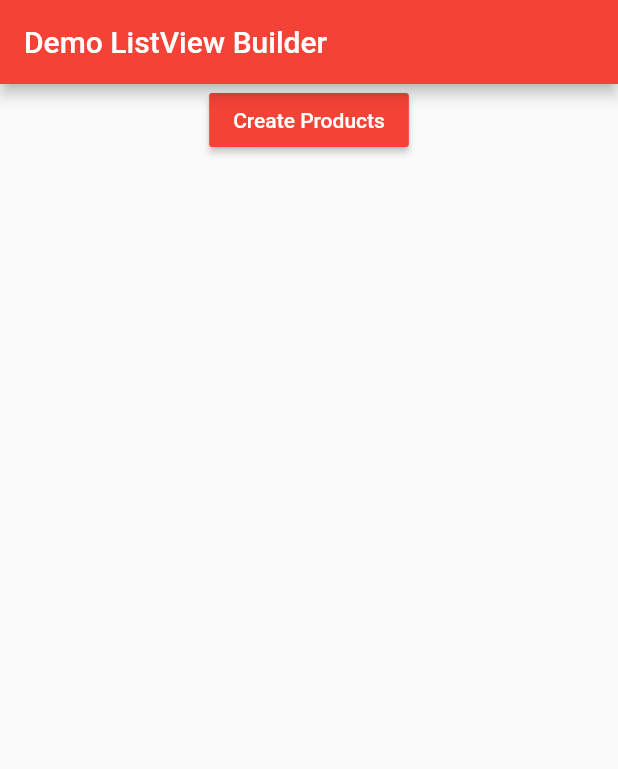
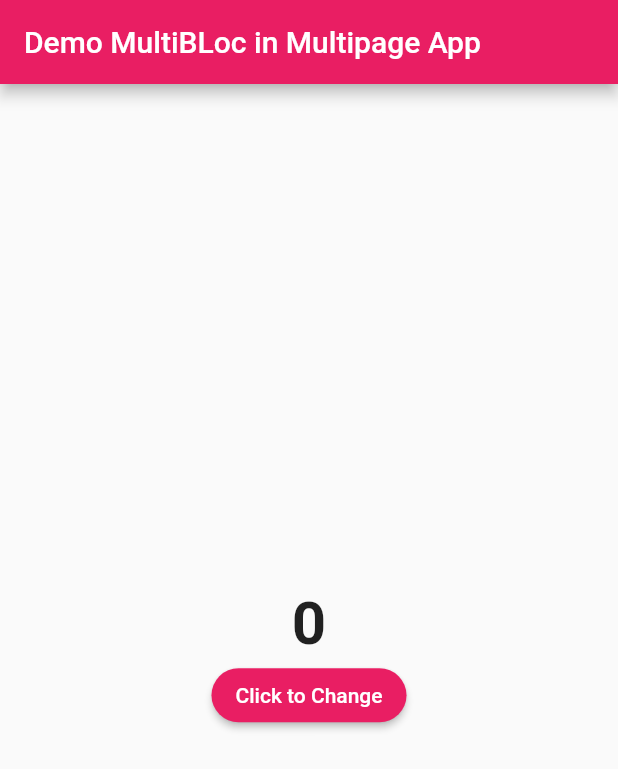
Before and after one commit to budyfriend/Belajar-Flutter, a Flutter app: the screen it shows after launch, on a phone screen of 412 x 824 dp. Shown: the top 769 px of the screen. Run offline on Flutter 3.47's test engine with Material 2 defaults, Android fonts, the phone set to English and light mode, and no system bars; our stand-ins replace audioplayers, bloc, flutter_bloc, hydrated_bloc, qr_flutter, shared_preferences; missing offline and left inert: qrscan.

Commit message:
Multi BLoC Multipage

```diff
--- /dev/null
+++ b/lib/bloc/colors_bloc.dart
@@ -0,0 +1,19 @@
+import 'package:bloc/bloc.dart';
+import 'package:flutter/material.dart';
+
+enum ColorsEvent { toPink, toAmbar, toPurple }
+
+class ColorsBloc extends Bloc<ColorsEvent, Color> {
+  @override
+  // TODO: implement initialState
+  Color get initialState => Colors.pink;
+
+  @override
+  Stream<Color> mapEventToState(ColorsEvent event) async* {
+    yield (event == ColorsEvent.toPink)
+        ? Colors.pink
+        : (event == ColorsEvent.toAmbar)
+            ? Colors.amber
+            : Colors.purple;
+  }
+}
--- /dev/null
+++ b/lib/bloc/counter_bloc.dart
@@ -0,0 +1,11 @@
+import 'package:bloc/bloc.dart';
+
+class CounterBloc extends Bloc<int, int> {
+  @override
+  int get initialState => 0;
+
+  @override
+  Stream<int> mapEventToState(int event) async* {
+    yield event;
+  }
+}
--- a/lib/main.dart
+++ b/lib/main.dart
@@ -8,6 +8,8 @@ import 'dart:ui';
 import 'package:first_project/api/post_result_model.dart';
 import 'package:first_project/api/user_list_model.dart';
 import 'package:first_project/api/user_model.dart';
+import 'package:first_project/bloc/colors_bloc.dart';
+import 'package:first_project/bloc/counter_bloc.dart';
 import 'package:first_project/model/bloc_color.dart';
 import 'package:first_project/model/color_bloc.dart';
 import 'package:first_project/model/color_bloc2.dart';
@@ -18,6 +20,7 @@ import 'package:first_project/screen/login_page.dart';
 import 'package:first_project/screen/money.dart';
 import 'package:first_project/screen/product_card.dart';
 import 'package:first_project/screen/user_profile.dart';
+import 'package:first_project/ui/main_page.dart';
 import 'package:flutter/material.dart';
 
 // QR Code
@@ -35,15 +38,31 @@ import 'package:flutter_bloc/flutter_bloc.dart';
 import 'package:bloc/bloc.dart';
 import 'package:hydrated_bloc/hydrated_bloc.dart';
 
-void main() {
-  runApp(LatihanListViewBulderandBLoC());
-}
-
 // Untuk Hydrated
 // void main() async {
 //   BlocSupervisor.delegate = await HydratedBlocDelegate.build();
 //   runApp(LatihanFlutterBlocDenganLibrary2());
 // }
+
+void main() {
+  runApp(LatihanMultiBLoCMultiPageApp());
+}
+
+class LatihanMultiBLoCMultiPageApp extends StatelessWidget {
+  @override
+  Widget build(BuildContext context) {
+    return MultiBlocProvider(
+      providers: [
+        BlocProvider<ColorsBloc>(builder: (context) => ColorsBloc()),
+        BlocProvider<CounterBloc>(builder: (context) => CounterBloc()),
+      ],
+      child: MaterialApp(
+        debugShowCheckedModeBanner: false,
+        home: MainPages(),
+      ),
+    );
+  }
+}
 
 class LatihanListViewBulderandBLoC extends StatelessWidget {
   @override
--- /dev/null
+++ b/lib/ui/draft_page.dart
@@ -0,0 +1,18 @@
+import 'package:flutter/material.dart';
+
+class DraftPage extends StatelessWidget {
+  final Color backgroundColor;
+  final Widget body;
+
+  DraftPage({this.body, this.backgroundColor});
+  @override
+  Widget build(BuildContext context) {
+    return Scaffold(
+      appBar: AppBar(
+        backgroundColor: backgroundColor,
+        title: Text('Demo MultiBLoc in Multipage App'),
+      ),
+      body: body,
+    );
+  }
+}
--- /dev/null
+++ b/lib/ui/main_page.dart
@@ -0,0 +1,42 @@
+import 'package:first_project/bloc/colors_bloc.dart';
+import 'package:first_project/bloc/counter_bloc.dart';
+import 'package:first_project/ui/draft_page.dart';
+import 'package:first_project/ui/second_page.dart';
+import 'package:flutter/material.dart';
+import 'package:flutter_bloc/flutter_bloc.dart';
+
+class MainPages extends StatelessWidget {
+  @override
+  Widget build(BuildContext context) {
+    return BlocBuilder<ColorsBloc, Color>(
+      builder: (context, color) => DraftPage(
+        backgroundColor: color,
+        body: Center(
+          child: Column(
+            mainAxisSize: MainAxisSize.min,
+            children: [
+              BlocBuilder<CounterBloc, int>(
+                builder: (context, number) => Text(
+                  number.toString(),
+                  style: TextStyle(fontSize: 40, fontWeight: FontWeight.bold),
+                ),
+              ),
+              RaisedButton(
+                onPressed: () {
+                  Navigator.push(context,
+                      MaterialPageRoute(builder: (context) => SecondsPages()));
+                },
+                child: Text(
+                  'Click to Change',
+                  style: TextStyle(color: Colors.white),
+                ),
+                color: color,
+                shape: StadiumBorder(),
+              )
+            ],
+          ),
+        ),
+      ),
+    );
+  }
+}
```
Also changed, not shown: lib/ui/second_page.dart (added, +72 -0 lines).
